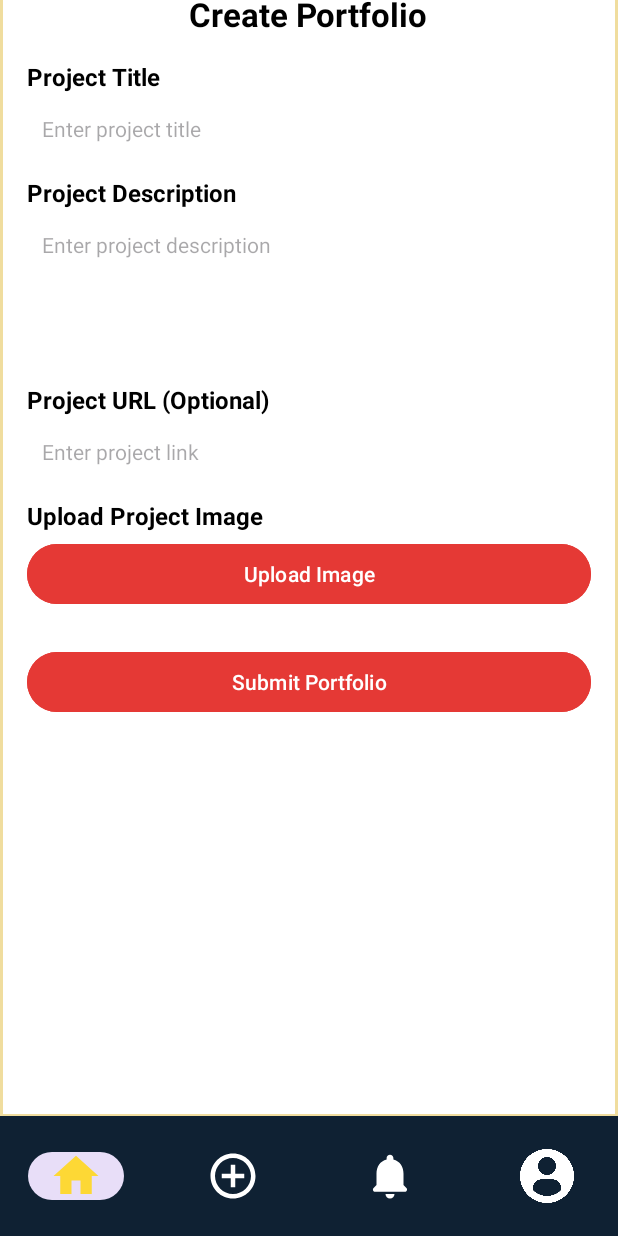
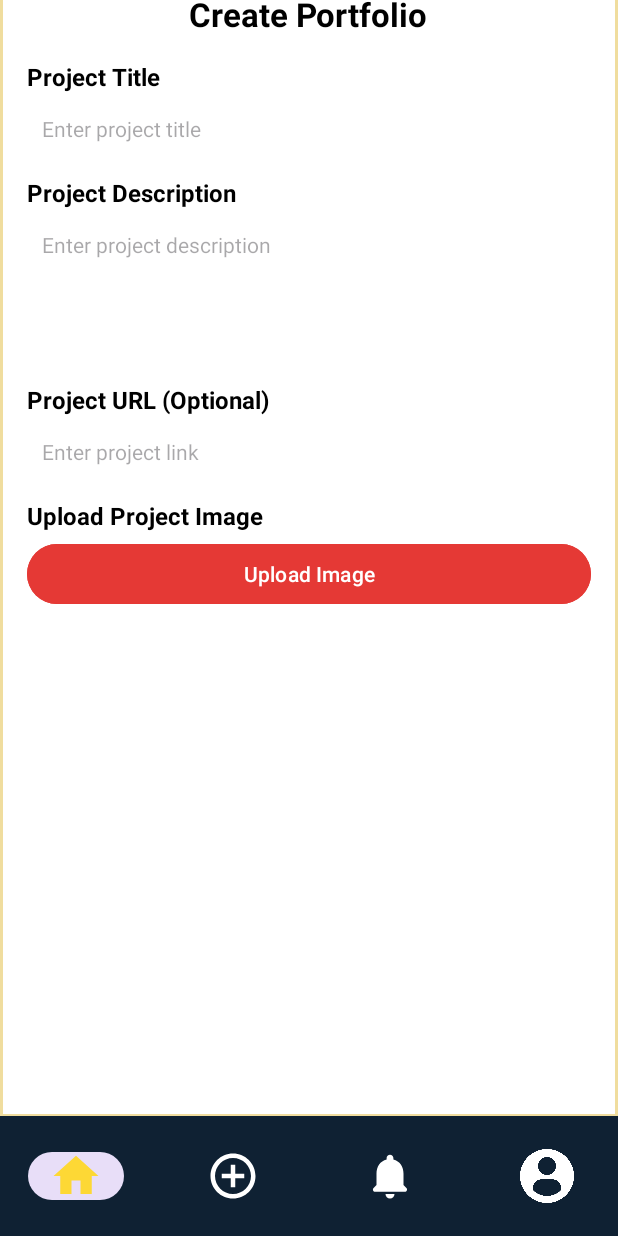
Before and after one commit to Pravesh-Shrestha/KARYA-CONNECT-NEPAL, an Android app: the FreelancerHomeFragment screen opened directly, with no data from a screen before it, on a phone screen of 412 x 824 dp. Run offline under Robolectric (Android 15) with nearby library versions, the phone set to English and light mode, and no system bars.

Commit message:
freelancerprofile

```diff
--- a/app/src/main/res/layout/fragment_freelancer_home.xml
+++ b/app/src/main/res/layout/fragment_freelancer_home.xml
@@ -110,14 +110,7 @@
             android:layout_marginBottom="12dp" />
 
         <!-- Submit Portfolio Button -->
-        <Button
-            android:id="@+id/submitPortfolioButton"
-            android:layout_width="match_parent"
-            android:layout_height="wrap_content"
-            android:text="Submit Portfolio"
-            android:backgroundTint="@color/red"
-            android:textColor="@color/white"
-            android:layout_marginTop="12dp" />
+
 
     </LinearLayout>
 </ScrollView>
```
